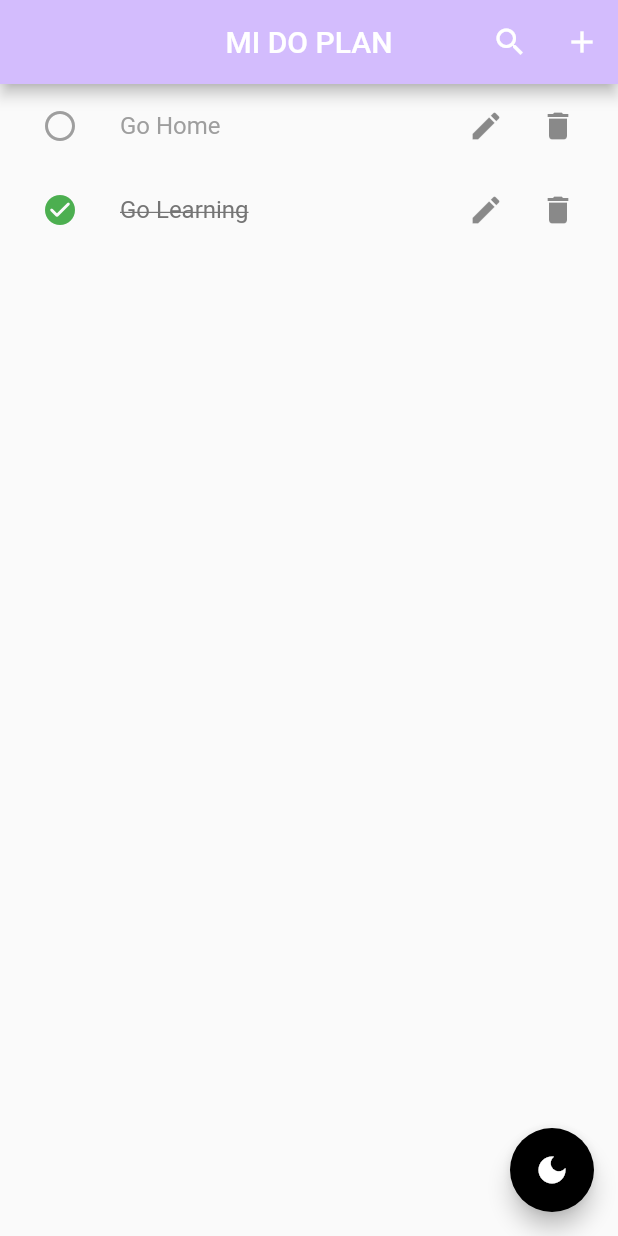
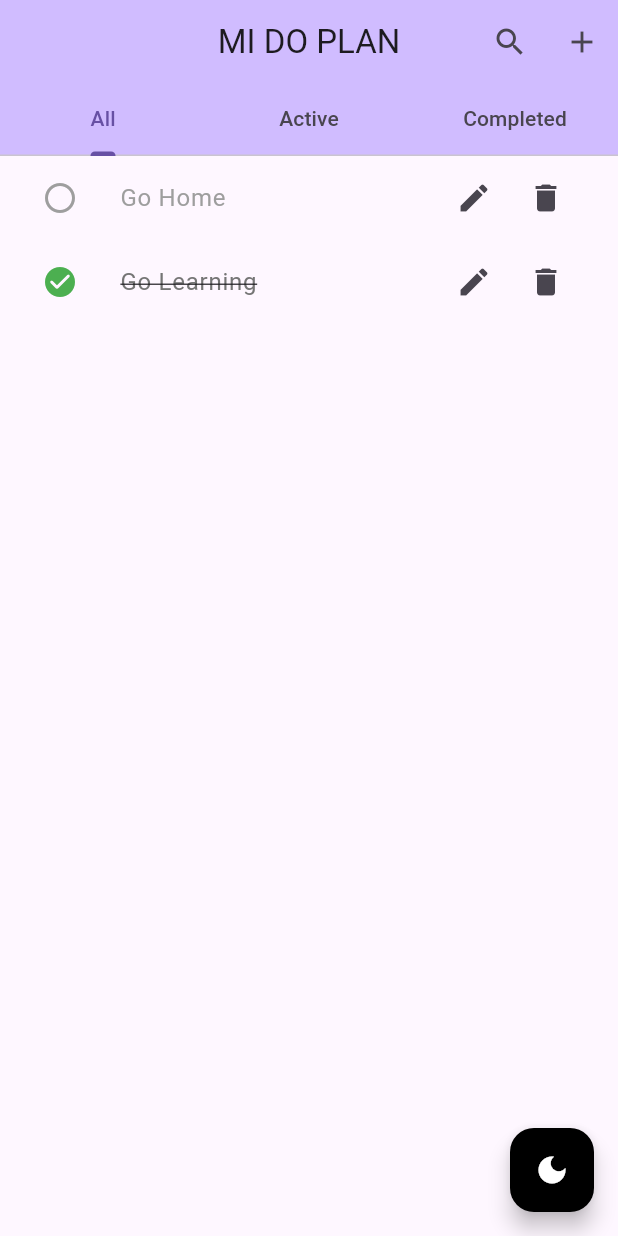
Before and after one commit to Azizjon450/mi-do-plan, a Flutter app: the screen it shows after launch, on a phone screen of 412 x 824 dp. Run offline on Flutter 3.47's test engine with Material 2 defaults, Android fonts, the phone set to English and light mode, and no system bars; our stand-ins replace bloc, flutter_bloc.

Commit message:
add tabbar for filter tasks

```diff
--- /dev/null
+++ b/lib/logic/active_midoplan_cubits/active_midoplans_cubit.dart
@@ -0,0 +1,29 @@
+import 'dart:async';
+
+import 'package:bloc/bloc.dart';
+import 'package:meta/meta.dart';
+import 'package:to_do_cub/data/models/midoplan.dart';
+import 'package:to_do_cub/logic/midoplan/midoplan_cubit.dart';
+
+part 'active_midoplans_state.dart';
+
+class ActiveMidoplansCubit extends Cubit<ActiveMidoplansState> {
+  late final StreamSubscription midoplanSubscription;
+  final MidoplanCubit midoplanCubit;
+  ActiveMidoplansCubit(this.midoplanCubit) : super(ActiveMidoplansInitial()) {
+    midoplanSubscription = midoplanCubit.stream.listen((MidoplanState state) {
+      getActiveMidoplans();
+    });
+  }
+
+  void getActiveMidoplans() {
+    final midoplans = midoplanCubit.state.midoplans!.where((midoplan) => !midoplan.isDone).toList();
+    emit(ActiveMidoplansLoaded(midoplans));
+  }
+
+  @override
+  Future<void> close() {
+    midoplanSubscription.cancel();
+    return super.close();
+  }
+}
--- /dev/null
+++ b/lib/logic/active_midoplan_cubits/active_midoplans_state.dart
@@ -0,0 +1,12 @@
+part of 'active_midoplans_cubit.dart';
+
+@immutable
+abstract class ActiveMidoplansState {}
+
+class ActiveMidoplansInitial extends ActiveMidoplansState {}
+
+class ActiveMidoplansLoaded extends ActiveMidoplansState{
+  final List<MidoPlan> midoplans;
+
+  ActiveMidoplansLoaded(this.midoplans);
+}
--- /dev/null
+++ b/lib/logic/completed_midoplan_cubits/completed_midoplans_cubit.dart
@@ -0,0 +1,29 @@
+import 'dart:async';
+
+import 'package:bloc/bloc.dart';
+import 'package:meta/meta.dart';
+import 'package:to_do_cub/data/models/midoplan.dart';
+import 'package:to_do_cub/logic/midoplan/midoplan_cubit.dart';
+
+part 'completed_midoplans_state.dart';
+
+class CompletedMidoplansCubit extends Cubit<CompletedMidoplansState> {
+  late final StreamSubscription midoplanSubscription;
+  final MidoplanCubit midoplanCubit;
+  CompletedMidoplansCubit(this.midoplanCubit) : super(CompletedMidoplansInitial()) {
+    midoplanSubscription = midoplanCubit.stream.listen((MidoplanState state) {
+      getCompletedMidoplans();
+    });
+  }
+
+  void getCompletedMidoplans() {
+    final midoplans = midoplanCubit.state.midoplans!.where((midoplan) => midoplan.isDone).toList();
+    emit(CompletedMidoplansLoaded(midoplans));
+  }
+
+  @override
+  Future<void> close() {
+    midoplanSubscription.cancel();
+    return super.close();
+  }
+}
--- /dev/null
+++ b/lib/logic/completed_midoplan_cubits/completed_midoplans_state.dart
@@ -0,0 +1,12 @@
+part of 'completed_midoplans_cubit.dart';
+
+@immutable
+abstract class CompletedMidoplansState {}
+
+class CompletedMidoplansInitial extends CompletedMidoplansState {}
+
+class CompletedMidoplansLoaded extends CompletedMidoplansState{
+  final List<MidoPlan> midoplans;
+
+  CompletedMidoplansLoaded(this.midoplans);
+}
--- a/lib/logic/midoplan/midoplan_state.dart
+++ b/lib/logic/midoplan/midoplan_state.dart
@@ -10,7 +10,13 @@ class MidoplanState {
 class MidoplanInitial extends MidoplanState {
   final List<MidoPlan> midoplans;
 
-  const MidoplanInitial(this.midoplans) : super();
+  const MidoplanInitial(this.midoplans);
+}
+
+class MidoplanLoaded extends MidoplanState{
+  final List<MidoPlan> midoplans;
+
+  const MidoplanLoaded(this.midoplans):super(midoplans: midoplans);
 }
 
 class MidoPlanAdded extends MidoplanState {}
--- a/lib/main.dart
+++ b/lib/main.dart
@@ -1,9 +1,11 @@
 import 'package:flutter/material.dart';
 import 'package:flutter_bloc/flutter_bloc.dart';
-import 'package:to_do_cub/logic/cubit/user_cubit.dart';
-import 'package:to_do_cub/presentations/screens/midoplan_details_screen.dart';
 
+import 'logic/active_midoplan_cubits/active_midoplans_cubit.dart';
+import 'logic/user/user_cubit.dart';
+import 'presentations/screens/midoplan_details_screen.dart';
 import '../logic/midoplan/midoplan_cubit.dart';
+import 'logic/completed_midoplan_cubits/completed_midoplans_cubit.dart';
 import 'presentations/screens/midoplan_screen.dart';
 
 void main() {
@@ -35,14 +37,20 @@ class _MyAppState extends State<MyApp> {
         BlocProvider(
           create: (ctx) => MidoplanCubit(userCubit: ctx.read<UserCubit>()),
         ),
+        BlocProvider(
+          create: (ctx) => ActiveMidoplansCubit(ctx.read<MidoplanCubit>()),
+        ),
+        BlocProvider(
+          create: (ctx) => CompletedMidoplansCubit(ctx.read<MidoplanCubit>()),
+        ),
       ],
       child: MaterialApp(
         title: 'MI DO PLAN',
-        //theme: isDarkMode ? ThemeData.dark(useMaterial3: true,) : ThemeData.light(useMaterial3: true,),
-        theme: ThemeData(
-          colorScheme: ColorScheme.fromSeed(seedColor: Colors.deepPurple),
-          //useMaterial3: true,
-        ),
+        theme: isDarkMode ? ThemeData.dark(useMaterial3: true,) : ThemeData.light(useMaterial3: true,),
+        // theme: ThemeData(
+        //   colorScheme: ColorScheme.fromSeed(seedColor: Colors.deepPurple),
+        //   //useMaterial3: true,
+        // ),
         initialRoute: '/',
         routes: {
           '/': (context) => MidoPlanScreen(
--- a/lib/presentations/screens/midoplan_screen.dart
+++ b/lib/presentations/screens/midoplan_screen.dart
@@ -1,12 +1,14 @@
 import 'package:flutter/material.dart';
 import 'package:flutter_bloc/flutter_bloc.dart';
-import 'package:to_do_cub/data/constants/tab_title_constants.dart';
+import 'package:to_do_cub/logic/active_midoplan_cubits/active_midoplans_cubit.dart';
+import 'package:to_do_cub/logic/completed_midoplan_cubits/completed_midoplans_cubit.dart';
 
 import '../../presentations/widgets/manage_midoplan.dart';
 import 'floating_button.dart'; // dark mode
 import '../../logic/midoplan/midoplan_cubit.dart';
 import '../widgets/midoplan_list_item.dart';
 import '../widgets/search_bar.dart';
+import '../../data/constants/tab_title_constants.dart';
 
 class MidoPlanScreen extends StatefulWidget {
   const MidoPlanScreen({
@@ -27,8 +29,10 @@ class _MidoPlanScreenState extends State<MidoPlanScreen> {
 
   @override
   void didChangeDependencies() {
-    if(!_init) {
+    if (!_init) {
       context.read<MidoplanCubit>().getMidoplans();
+      context.read<ActiveMidoplansCubit>().getActiveMidoplans();
+      context.read<CompletedMidoplansCubit>().getCompletedMidoplans();
     }
     _init = true;
     super.didChangeDependencies();
@@ -48,14 +52,15 @@ class _MidoPlanScreenState extends State<MidoPlanScreen> {
   }
 
   void openSearchBar(BuildContext context) {
-    showSearch(context: context, delegate: CearchBar());  //Cearchbar its actually SearchBar))
+    showSearch(
+        context: context,
+        delegate: CearchBar()); //Cearchbar its actually SearchBar))
   }
 
   @override
   Widget build(BuildContext context) {
     return DefaultTabController(
       length: TabTitlesConstants.tabs.length,
-      animationDuration: Duration(seconds: 2),
       child: Scaffold(
         appBar: AppBar(
           backgroundColor: Theme.of(context).colorScheme.inversePrimary,
@@ -72,15 +77,73 @@ class _MidoPlanScreenState extends State<MidoPlanScreen> {
                 },
                 icon: Icon(Icons.add))
           ],
+          bottom: TabBar(
+              tabs: TabTitlesConstants.tabs
+                  .map((tab) => Tab(
+                        text: tab,
+                      ))
+                  .toList()),
         ),
-        body: BlocBuilder<MidoplanCubit, MidoplanState>(
-          builder: (context, state) {
-            return ListView.builder(
-              itemCount: state.midoplans!.length,
-              itemBuilder: (context, index) =>
-                  MidoPlanListItem(midoplan: state.midoplans![index]),
-            );
-          },
+        body: TabBarView(
+          children: [
+            BlocBuilder<MidoplanCubit, MidoplanState>(
+              builder: (context, state) {
+                if (state is MidoplanLoaded) {
+                  return state.midoplans.isEmpty
+                      ? const Center(
+                          child: Text("No have tasks yet"),
+                        )
+                      : ListView.builder(
+                          itemCount: state.midoplans.length,
+                          itemBuilder: (context, index) => MidoPlanListItem(
+                            midoplan: state.midoplans[index],
+                          ),
+                        );
+                }
+                return const Center(
+                  child: Text("No have tasks yet"),
+                );
+              },
+            ),
+            BlocBuilder<ActiveMidoplansCubit, ActiveMidoplansState>(
+              builder: (context, state) {
+                if (state is ActiveMidoplansLoaded) {
+                  return state.midoplans.isEmpty
+                      ? const Center(
+                          child: Text("No have tasks yet"),
+                        )
+                      : ListView.builder(
+                          itemCount: state.midoplans.length,
+                          itemBuilder: (context, index) => MidoPlanListItem(
+                            midoplan: state.midoplans[index],
+                          ),
+                        );
+                }
+                return const Center(
+                  child: Text("No have tasks yet"),
+                );
+              },
+            ),
+            BlocBuilder<CompletedMidoplansCubit, CompletedMidoplansState>(
+              builder: (context, state) {
+                if (state is CompletedMidoplansLoaded) {
+                  return state.midoplans.isEmpty
+                      ? const Center(
+                          child: Text("No have tasks yet"),
+                        )
+                      : ListView.builder(
+                          itemCount: state.midoplans.length,
+                          itemBuilder: (context, index) => MidoPlanListItem(
+                            midoplan: state.midoplans[index],
+                          ),
+                        );
+                }
+                return const Center(
+                  child: Text("No have tasks yet"),
+                );
+              },
+            ),
+          ],
         ),
         floatingActionButton: AnimatedFAB(
           onPressed: widget.toggleDarkMode,
```
Also changed, not shown: lib/logic/midoplan/midoplan_cubit.dart (+16 -9 lines), lib/logic/user/user_cubit.dart (renamed from lib/logic/cubit/user_cubit.dart), lib/logic/user/user_state.dart (renamed from lib/logic/cubit/user_state.dart).
